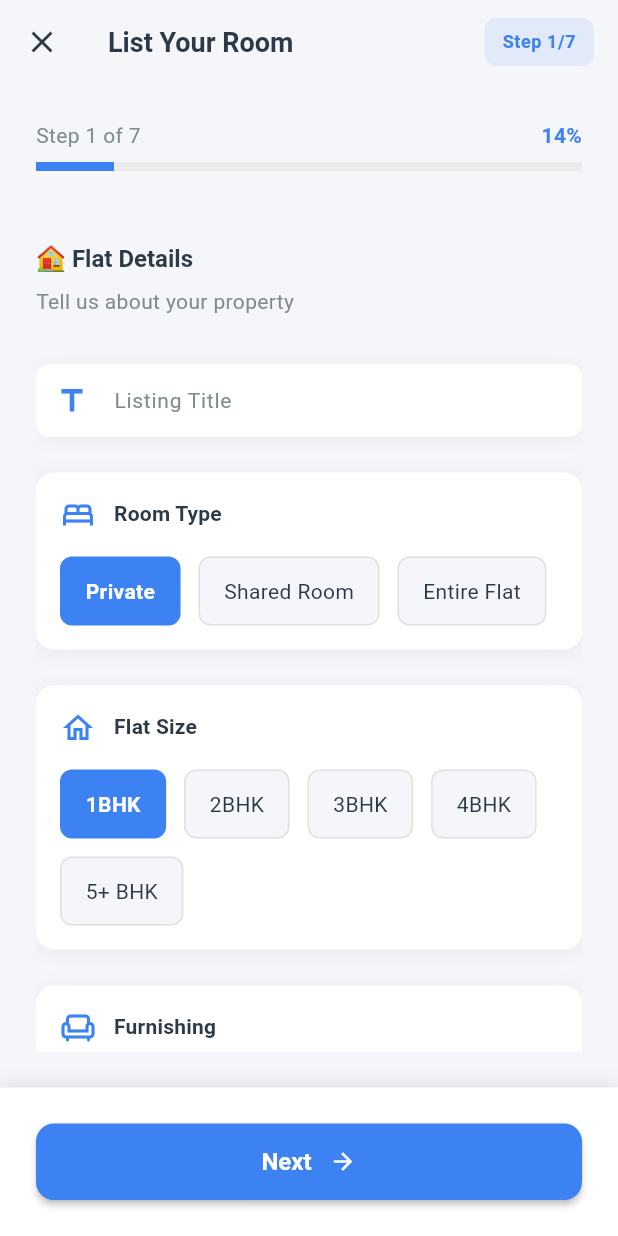
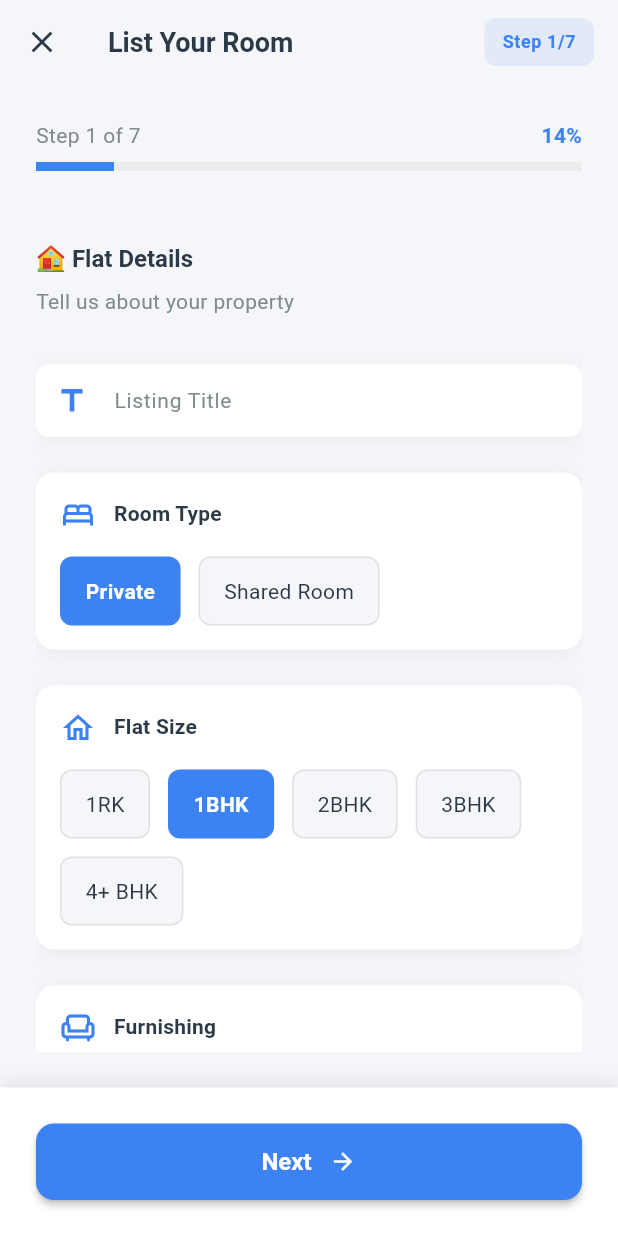
Before and after one commit to crimeface/buddy, a Flutter app: the ListRoomForm screen opened directly, on a phone screen of 412 x 824 dp. Run offline on Flutter 3.47's test engine with Material 3 defaults, Android fonts, the phone set to English and light mode, and no system bars; our stand-ins replace cached_network_image, firebase_auth, firebase_core, firebase_database, shimmer; accounts and stored records are empty; network calls fail.

Commit message:
fourth commit

```diff
--- a/lib/widgets/list_room_form.dart
+++ b/lib/widgets/list_room_form.dart
@@ -50,7 +50,7 @@ class _ListRoomFormState extends State<ListRoomForm>
     'Parking': false,
     'Power Backup': false,
     'Balcony': false,
-    'Gym / Swimming Pool': false,
+    'Gym': false,
   };
 
   // Preferences
@@ -328,7 +328,7 @@ class _ListRoomFormState extends State<ListRoomForm>
             _buildSelectionCard(
               'Room Type',
               _roomType,
-              ['Private', 'Shared Room', 'Entire Flat'],
+              ['Private', 'Shared Room'],
               (value) => setState(() => _roomType = value),
               Icons.bed_outlined,
             ),
@@ -338,7 +338,7 @@ class _ListRoomFormState extends State<ListRoomForm>
             _buildSelectionCard(
               'Flat Size',
               _flatSize,
-              ['1BHK', '2BHK', '3BHK', '4BHK', '5+ BHK'],
+              ['1RK', '1BHK', '2BHK', '3BHK', '4+ BHK'],
               (value) => setState(() => _flatSize = value),
               Icons.home_outlined,
             ),
@@ -421,7 +421,7 @@ class _ListRoomFormState extends State<ListRoomForm>
 
             _buildAnimatedTextField(
               controller: _depositController,
-              label: 'Security Deposit (₹)',
+              label: 'Security Deposit per person (₹)',
               hint: 'Enter deposit amount',
               icon: Icons.security,
               keyboardType: TextInputType.number,
@@ -1227,14 +1227,6 @@ class _ListRoomFormState extends State<ListRoomForm>
         ),
         const SizedBox(height: BuddyTheme.spacingLg),
         _buildSelectionCard(
-          'Pets Policy',
-          _petsPolicy,
-          ['Not Allowed', 'Allowed', 'Small Pets Only'],
-          (value) => setState(() => _petsPolicy = value),
-          Icons.pets_outlined,
-        ),
-        const SizedBox(height: BuddyTheme.spacingLg),
-        _buildSelectionCard(
           'Guests Policy',
           _guestsPolicy,
           ['Not Allowed', 'Allowed', 'Prior Permission'],
```
Also changed, not shown: lib/widgets/room_request_form.dart (+11 -11 lines).
